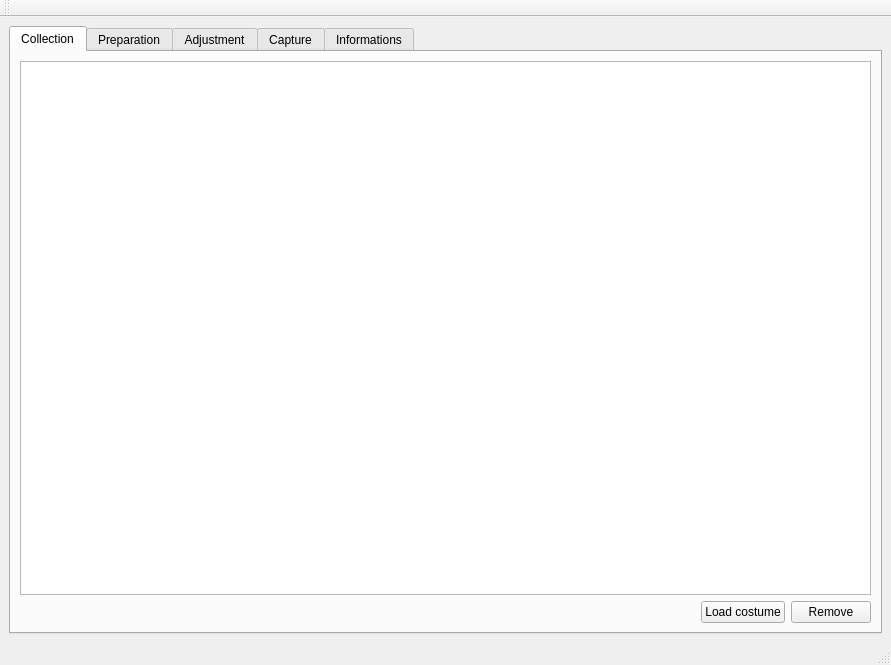
plule/pfe-costumes, file pc/master/mainwindow.ui: the form before one commit.
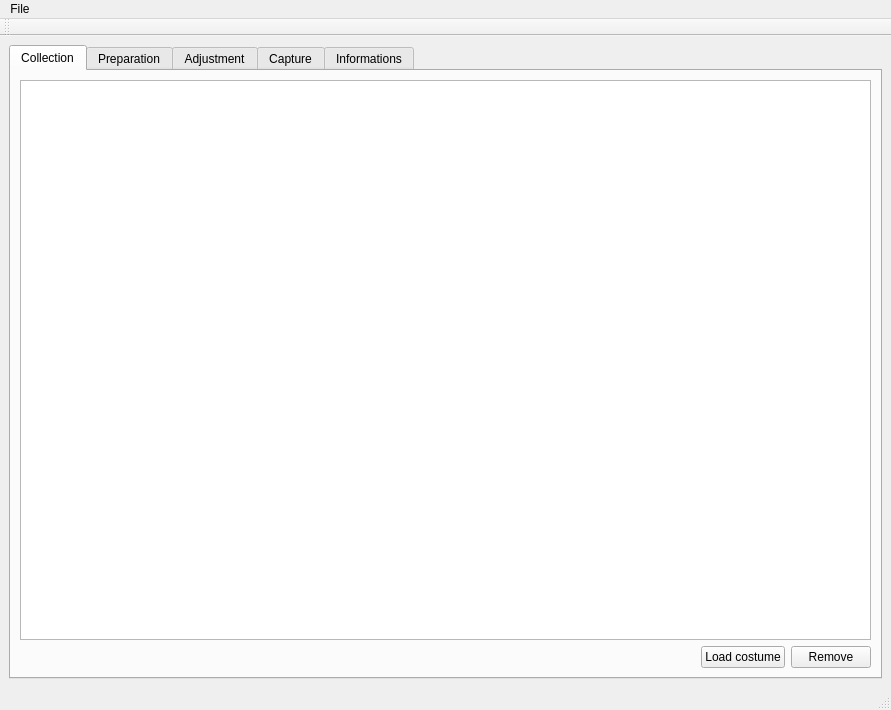
The form after the commit. Custom widgets are drawn as their Qt base class.

Commit message: open and new collection dialog

The edit to the form file:
```diff
--- a/pc/master/mainwindow.ui
+++ b/pc/master/mainwindow.ui
@@ -7,7 +7,7 @@
     <x>0</x>
     <y>0</y>
     <width>891</width>
-    <height>665</height>
+    <height>710</height>
    </rect>
   </property>
   <property name="windowTitle">
@@ -462,6 +462,14 @@
      <height>27</height>
     </rect>
    </property>
+   <widget class="QMenu" name="menuA">
+    <property name="title">
+     <string>File</string>
+    </property>
+    <addaction name="actionNew_Collection"/>
+    <addaction name="actionOpen_Collection"/>
+   </widget>
+   <addaction name="menuA"/>
   </widget>
   <widget class="QStatusBar" name="statusbar"/>
   <widget class="QToolBar" name="toolBar">
```
Left out of the diff: 10 changed lines with no effect on the pictures. The commit also changes 3 other files.
